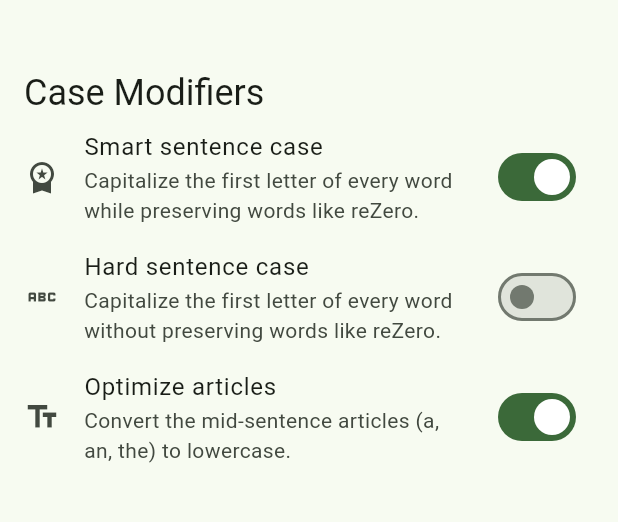
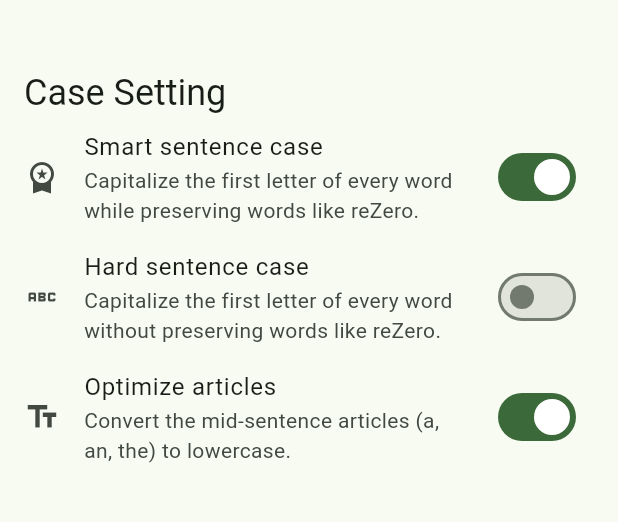
Before and after one commit to Az-21/simplify, a Flutter app: the SettingsPage screen opened directly, on a phone screen of 412 x 824 dp, the part 63-585 px from its top. Run offline on Flutter 3.47's test engine with Material 2 defaults, Android fonts, the phone set to English and light mode, and no system bars; missing offline and left inert: test.

Commit message:
🌃 added settings header as a widget

```diff
--- /dev/null
+++ b/lib/pages/settings/components/heading.dart
@@ -0,0 +1,16 @@
+import 'package:flutter/material.dart';
+
+class SettingHeader extends StatelessWidget {
+  const SettingHeader({Key? key, required this.heading}) : super(key: key);
+
+  /// Fields
+  final String heading;
+
+  @override
+  Widget build(BuildContext context) {
+    return Padding(
+      padding: const EdgeInsets.only(left: 16, top: 32),
+      child: Text(heading, style: Theme.of(context).textTheme.headlineSmall),
+    );
+  }
+}
--- a/lib/pages/settings/page.dart
+++ b/lib/pages/settings/page.dart
@@ -2,6 +2,7 @@ import 'package:flutter/material.dart';
 import 'package:simplify/components/drawer/drawer.dart';
 import 'package:simplify/components/drawer/logic/page_list.dart';
 import 'package:simplify/pages/settings/components/case.dart';
+import 'package:simplify/pages/settings/components/heading.dart';
 
 class SettingsPage extends StatelessWidget {
   const SettingsPage({Key? key}) : super(key: key);
@@ -15,15 +16,12 @@ class SettingsPage extends StatelessWidget {
 
       /* --------------------------------- Content -------------------------------- */
       body: ListView(
-        children: [
+        children: const [
           /* ----------------------------- Case Modifiers ----------------------------- */
-          Padding(
-            padding: const EdgeInsets.only(left: 16, top: 32),
-            child: Text("Case Modifiers", style: Theme.of(context).textTheme.headlineSmall),
-          ),
-          const SmartSentenceCaseSwitch(),
-          const HardSentenceCaseSwitch(),
-          const OptimizeArticlesSwitch(),
+          SettingHeader(heading: "Case Setting"),
+          SmartSentenceCaseSwitch(),
+          HardSentenceCaseSwitch(),
+          OptimizeArticlesSwitch(),
         ],
       ),
     );
```
